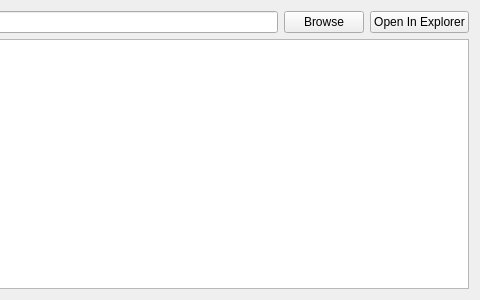
First picture: the form in editor/ui/ContentBrowser.ui, repository RyanDeBarros/Olympian, before the edit; both pictures show x 351 to 831 and y 0 to 300 of the 831 by 300 pixel window.
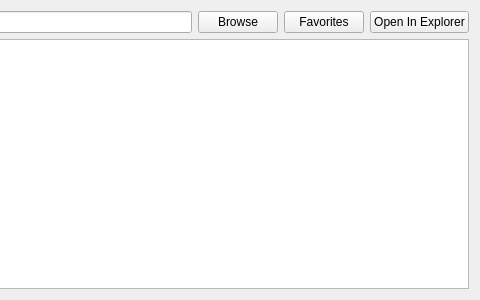
Second picture: the form after the edit. Custom widgets are drawn as their Qt base class.

Commit message: Implemented favorites list.

Diff of the .ui file:
```diff
--- a/editor/ui/ContentBrowser.ui
+++ b/editor/ui/ContentBrowser.ui
@@ -67,6 +67,16 @@
        </property>
       </widget>
      </item>
+     <item>
+      <widget class="QPushButton" name="openFavorites">
+       <property name="toolTip">
+        <string>Open Favorites menu (Shift+Alt+F)</string>
+       </property>
+       <property name="text">
+        <string>Favorites</string>
+       </property>
+      </widget>
+     </item>
      <item>
       <widget class="QPushButton" name="openInExplorer">
        <property name="text">
```
The commit also changes 11 other files.
